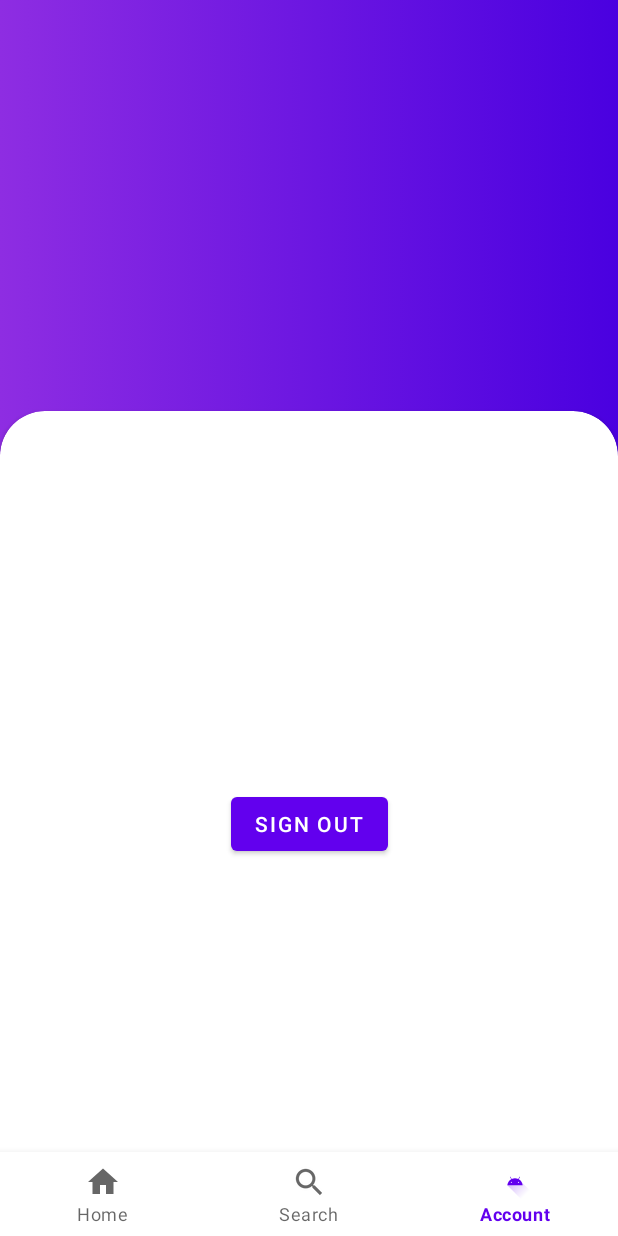
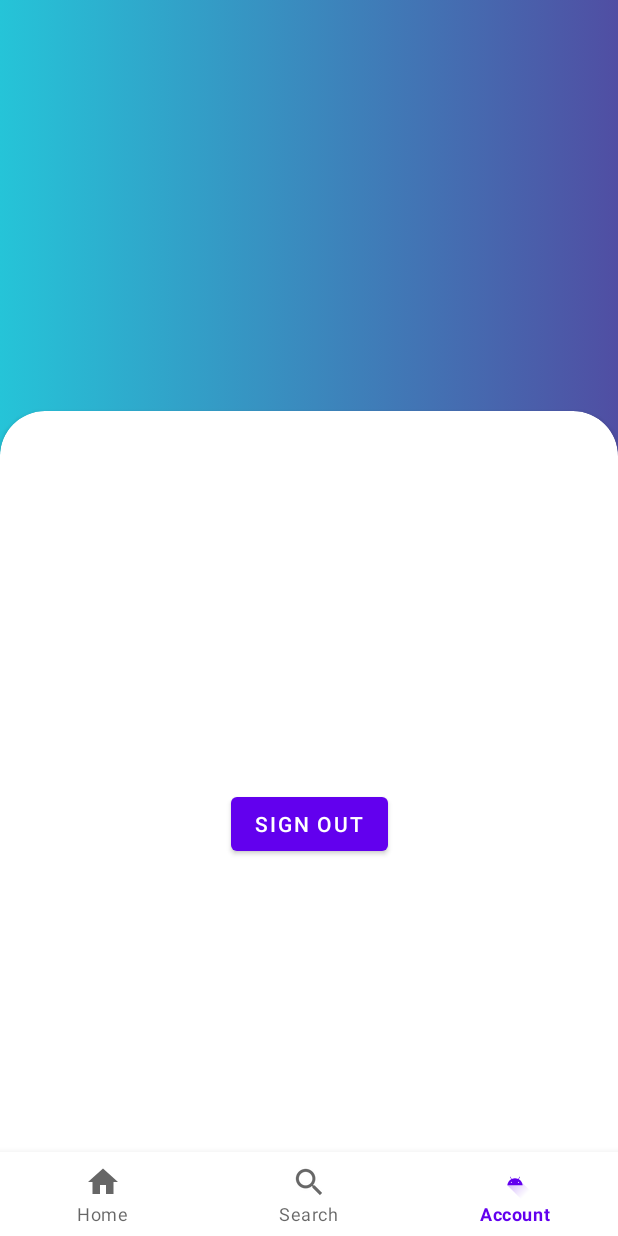
Before and after one commit to derRusse123/CardFlix, an Android app: the HomeFragment screen opened directly, with no data from a screen before it, item 3 of the bottom bar chosen, on a phone screen of 412 x 824 dp. Run offline under Robolectric (Android 15) with nearby library versions, the phone set to English and light mode, and no system bars; our stand-ins replace Firebase (no records; nobody signed in at launch, a user with empty details on screens opened directly), Picasso, Volley, navigation-ui; network calls fail; pictures from the network do not load.

Commit message:
Created text

```diff
--- a/app/src/main/java/com/example/cardflix/ui/home/HomeFragment.java
+++ b/app/src/main/java/com/example/cardflix/ui/home/HomeFragment.java
@@ -94,9 +94,9 @@ public class HomeFragment extends Fragment implements APICallbacks, RecyclerView
 
     @Override
     public void onStart() {
-        setPortfolioPrice();
         myOwnershipModels.clear();
         initialiseRecyclerViewBesitz();
+        setPortfolioPrice();
         super.onStart();
     }
 
@@ -162,9 +162,9 @@ public class HomeFragment extends Fragment implements APICallbacks, RecyclerView
     private void setPortfolioPrice(){
         float money = 0;
         for (MyCard card:myGlobalList.cardList) {
-          money = money + Float.valueOf(card.getRarityCardsPrice().get(card.getRarityIndex()));
-            totalPortfolio.setText((float)(Math.round(money * 100.0) / 100.0) + "$");
+          money = money + Float.valueOf(card.getRarityCardsPrice().get(card.getRarityIndex())) * Float.valueOf(card.getAmount());
         }
+        totalPortfolio.setText((float)(Math.round(money * 100.0) / 100.0) + "$");
     }
 
 }
--- a/app/src/main/res/drawable/ic_background.xml
+++ b/app/src/main/res/drawable/ic_background.xml
@@ -3,8 +3,8 @@
     <item>
         <shape>
             <gradient
-                android:startColor="#8E2DE2"
-                android:endColor="#4A00E0"
+                android:startColor="#25C4D8"
+                android:endColor="#504EA3"
                 android:type="linear">
             </gradient>
         </shape>
--- a/app/src/main/res/layout/activity_expanded_view.xml
+++ b/app/src/main/res/layout/activity_expanded_view.xml
@@ -10,18 +10,18 @@
         android:id="@+id/cardView"
         android:layout_width="match_parent"
         android:layout_height="230dp"
-        android:layout_marginTop="50dp"
         app:cardCornerRadius="25dp"
         app:cardElevation="20dp"
         app:layout_constraintBottom_toTopOf="@+id/scrollView2"
         app:layout_constraintEnd_toEndOf="parent"
         app:layout_constraintStart_toStartOf="parent"
-        app:layout_constraintTop_toTopOf="parent">
+        app:layout_constraintTop_toBottomOf="@+id/tv_ExpandedView_Name">
 
         <androidx.constraintlayout.widget.ConstraintLayout
             android:id="@+id/constraintLayout"
             android:layout_width="match_parent"
             android:layout_height="match_parent">
+
             <androidx.constraintlayout.widget.Group
                 android:id="@+id/gr_ExpandedView_Counter"
                 android:layout_width="wrap_content"
@@ -79,8 +79,8 @@
             <Spinner
                 android:id="@+id/sp_ExpandedView_Rarity"
                 android:layout_width="141dp"
+                android:layout_height="48dp"
                 android:layout_marginTop="30dp"
-                android:layout_height="48dp"
                 app:layout_constraintEnd_toEndOf="parent"
                 app:layout_constraintTop_toTopOf="parent"
                 tools:ignore="SpeakableTextPresentCheck" />
```
Also changed, not shown: app/src/main/java/com/example/cardflix/ui/home/Suggestion_RecyclerViewAdapter.java (+9 -1 lines).
